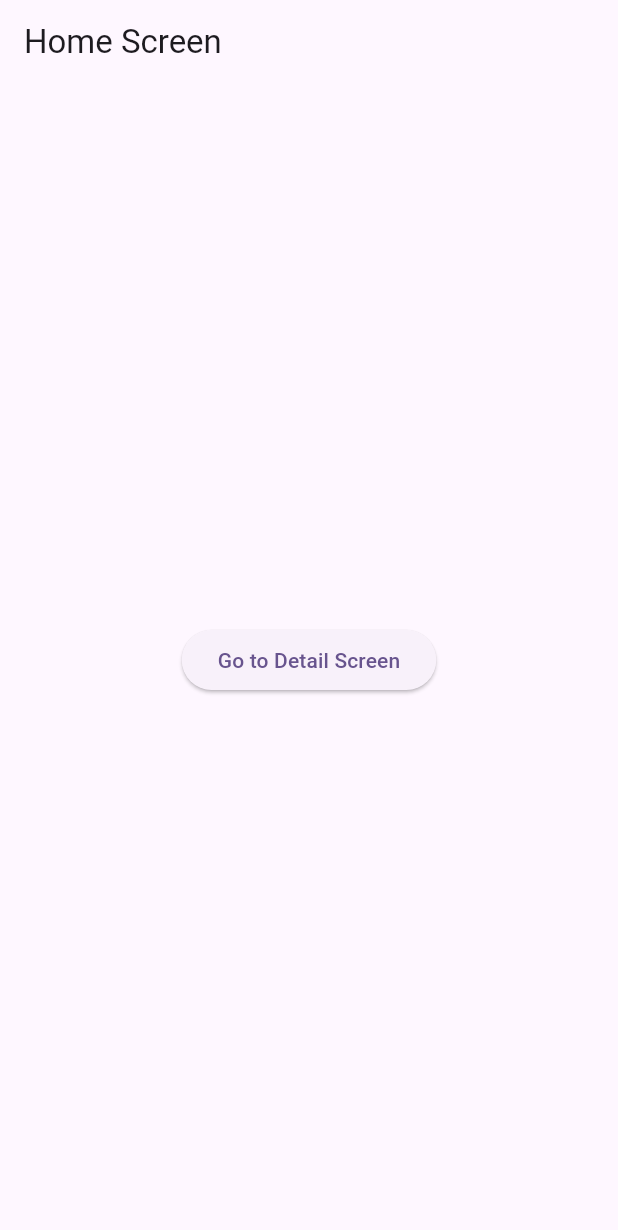
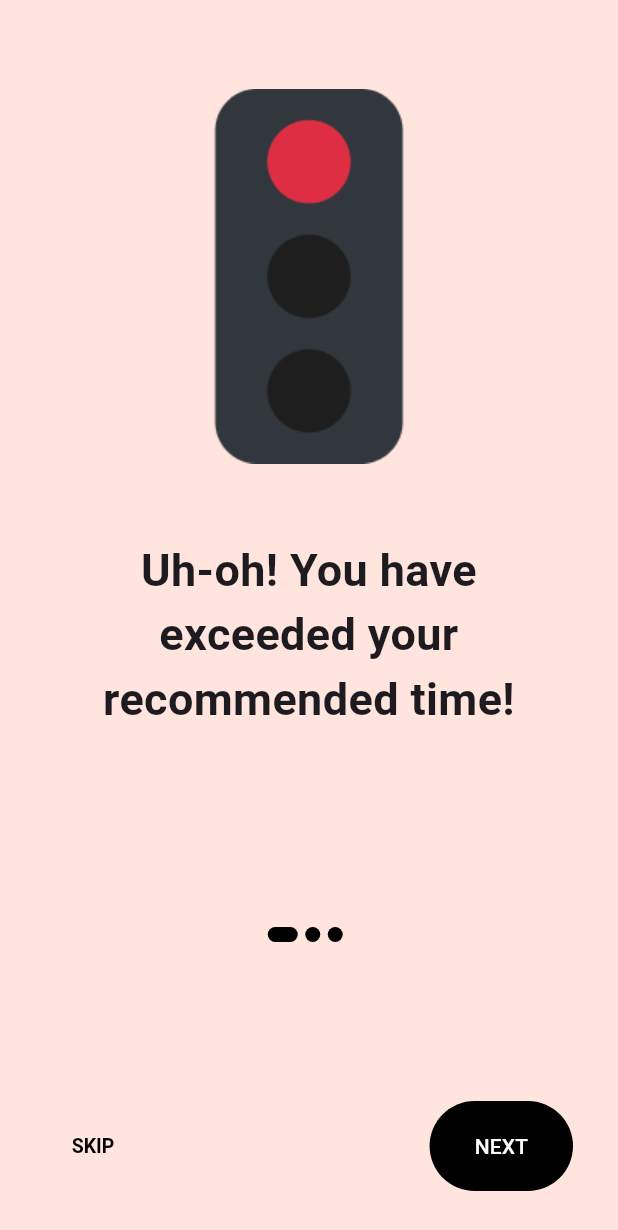
Before and after one commit to Lo-Yan/HydroMind-App, a Flutter app: the screen it shows after launch, on a phone screen of 412 x 824 dp. Shown: the top 1230 px of the screen. Run offline on Flutter 3.47's test engine with Material 2 defaults, Android fonts, the phone set to English and light mode, and no system bars; our stand-ins replace firebase_core; accounts and stored records are empty; Roboto replaces fonts that are missing (Mulish).

Commit message:
add onboarding traffic light screens

```diff
--- a/lib/screens/intro_screen.dart
+++ b/lib/screens/intro_screen.dart
@@ -1,5 +1,6 @@
 import 'package:flutter/material.dart';
 import 'home_screen.dart';
+import 'onboarding_screen.dart';
 
 class IntroScreen extends StatefulWidget {
   const IntroScreen({Key? key}) : super(key: key);
@@ -32,7 +33,7 @@ class _IntroScreenState extends State<IntroScreen> with SingleTickerProviderStat
         Navigator.push(
           context,
           MaterialPageRoute(
-            builder: (context) => const HomeScreen(),
+            builder: (context) => const OnboardingScreen(),
           ),
         );
       }
--- /dev/null
+++ b/lib/screens/onboarding_contents.dart
@@ -0,0 +1,25 @@
+class OnboardingContents {
+  final String title;
+  final String image;
+
+  OnboardingContents({
+    required this.title,
+    required this.image,
+  });
+}
+
+List<OnboardingContents> contents = [
+  OnboardingContents(
+    title: "Uh-oh! You have exceeded your recommended time!",
+    image: "assets/images/red-traffic-light.png",
+  ),
+  OnboardingContents(
+    title: "Warning! You are about to exceed your recommended time!",
+    image: "assets/images/yellow-traffic-light.png",
+  ),
+  OnboardingContents(
+    title: "Wow! You are below your recommended time!",
+    image: "assets/images/green-traffic-light.png",
+
+  ),
+];
--- /dev/null
+++ b/lib/screens/onboarding_screen.dart
@@ -0,0 +1,184 @@
+import 'package:flutter/material.dart';
+import 'size_config.dart';
+import 'onboarding_contents.dart';
+import 'home_screen.dart';
+
+class OnboardingScreen extends StatefulWidget {
+  const OnboardingScreen({Key? key}) : super(key: key);
+
+  @override
+  State<OnboardingScreen> createState() => _OnboardingScreenState();
+}
+
+class _OnboardingScreenState extends State<OnboardingScreen> {
+  late PageController _controller;
+
+  @override
+  void initState() {
+    _controller = PageController();
+    super.initState();
+  }
+
+  int _currentPage = 0;
+  List colors = const [
+    Color(0xffFFE5DE),
+    Color.fromARGB(255, 238, 214, 175),
+    Color(0xffDCF6E6),
+  ];
+
+  AnimatedContainer _buildDots({int? index}) {
+    return AnimatedContainer(
+      duration: const Duration(milliseconds: 200),
+      decoration: const BoxDecoration(
+        borderRadius: BorderRadius.all(
+          Radius.circular(50),
+        ),
+        color: Color(0xFF000000),
+      ),
+      margin: const EdgeInsets.only(right: 5),
+      height: 10,
+      curve: Curves.easeIn,
+      width: _currentPage == index ? 20 : 10,
+    );
+  }
+
+  void navigateToHomeScreen() {
+    Navigator.push(
+      context,
+      MaterialPageRoute(builder: (context) => HomeScreen()),
+    );
+  }
+
+  @override
+  Widget build(BuildContext context) {
+    SizeConfig().init(context);
+    double width = SizeConfig.screenW!;
+    double height = SizeConfig.screenH!;
+
+    return Scaffold(
+      backgroundColor: colors[_currentPage],
+      body: SafeArea(
+        child: Column(
+          children: [
+            Expanded(
+              flex: 3,
+              child: PageView.builder(
+                physics: const BouncingScrollPhysics(),
+                controller: _controller,
+                onPageChanged: (value) => setState(() => _currentPage = value),
+                itemCount: contents.length,
+                itemBuilder: (context, i) {
+                  return Padding(
+                    padding: const EdgeInsets.all(40.0),
+                    child: Column(
+                      children: [
+                        Image.asset(
+                          contents[i].image,
+                          height: SizeConfig.blockV! * 35,
+                        ),
+                        SizedBox(
+                          height: (height >= 840) ? 60 : 30,
+                        ),
+                        Text(
+                          contents[i].title,
+                          textAlign: TextAlign.center,
+                          style: TextStyle(
+                            fontFamily: "Mulish",
+                            fontWeight: FontWeight.w600,
+                            fontSize: (width <= 550) ? 30 : 35,
+                          ),
+                        ),
+                        const SizedBox(height: 15),
+                      ],
+                    ),
+                  );
+                },
+              ),
+            ),
+            Expanded(
+              flex: 1,
+              child: Column(
+                mainAxisAlignment: MainAxisAlignment.spaceBetween,
+                children: [
+                  Row(
+                    mainAxisAlignment: MainAxisAlignment.center,
+                    children: List.generate(
+                      contents.length,
+                      (int index) => _buildDots(index: index),
+                    ),
+                  ),
+                  _currentPage + 1 == contents.length
+                      ? Padding(
+                          padding: const EdgeInsets.all(30),
+                          child: ElevatedButton(
+                            onPressed: navigateToHomeScreen, // Navigate to HomeScreen
+                            child: const Text(
+                              "START",
+                              style: TextStyle(color: Colors.white),
+                            ),
+                            style: ElevatedButton.styleFrom(
+                              primary: Colors.black,
+                              shape: RoundedRectangleBorder(
+                                borderRadius: BorderRadius.circular(50),
+                              ),
+                              padding: (width <= 550)
+                                  ? const EdgeInsets.symmetric(horizontal: 100, vertical: 20)
+                                  : EdgeInsets.symmetric(horizontal: width * 0.2, vertical: 25),
+                            ),
+                          ),
+                        )
+                      : Padding(
+                          padding: const EdgeInsets.all(30),
+                          child: Row(
+                            mainAxisAlignment: MainAxisAlignment.spaceBetween,
+                            children: [
+                              TextButton(
+                                onPressed: () {
+                                  _controller.jumpToPage(2);
+                                },
+                                child: const Text(
+                                  "SKIP",
+                                  style: TextStyle(color: Colors.black),
+                                ),
+                                style: TextButton.styleFrom(
+                                  elevation: 0,
+                                  textStyle: TextStyle(
+                                    fontWeight: FontWeight.w600,
+                                    fontSize: (width <= 550) ? 13 : 17,
+                                  ),
+                                ),
+                              ),
+                              ElevatedButton(
+                                onPressed: () {
+                                  _controller.nextPage(
+                                    duration: const Duration(milliseconds: 200),
+                                    curve: Curves.easeIn,
+                                  );
+                                },
+                                child: const Text(
+                                  "NEXT",
+                                  style: TextStyle(color: Colors.white),
+                                ),
+                                style: ElevatedButton.styleFrom(
+                                  primary: Colors.black,
+                                  shape: RoundedRectangleBorder(
+                                    borderRadius: BorderRadius.circular(50),
+                                  ),
+                                  elevation: 0,
+                                  padding: (width <= 550)
+                                      ? const EdgeInsets.symmetric(horizontal: 30, vertical: 20)
+                                      : const EdgeInsets.symmetric(horizontal: 30, vertical: 25),
+                                ),
+                              ),
+                            ],
+                          ),
+                        ),
+                ],
+              ),
+            ),
+          ],
+        ),
+      ),
+    );
+  }
+}
--- /dev/null
+++ b/lib/screens/size_config.dart
@@ -0,0 +1,17 @@
+import 'package:flutter/material.dart';
+
+class SizeConfig {
+  static MediaQueryData? _mediaQueryData;
+  static double? screenW;
+  static double? screenH;
+  static double? blockH;
+  static double? blockV;
+
+  void init(BuildContext context) {
+    _mediaQueryData = MediaQuery.of(context);
+    screenW = _mediaQueryData!.size.width;
+    screenH = _mediaQueryData!.size.height;
+    blockH = screenW! / 100;
+    blockV = screenH! / 100;
+  }
+}
--- a/pubspec.yaml
+++ b/pubspec.yaml
@@ -67,7 +67,9 @@ flutter:
   #   - images/a_dot_burr.jpeg
   #   - images/a_dot_ham.jpeg
   assets:
-  - assets/HydroMindLogo.png
+    - assets/HydroMindLogo.png
+    - assets/images/
+
 
   # An image asset can refer to one or more resolution-specific "variants", see
   # https://flutter.dev/assets-and-images/#resolution-aware
```
Also changed, not shown: assets/images/green-traffic-light.png (added), assets/images/red-traffic-light.png (added), assets/images/yellow-traffic-light.png (added).
